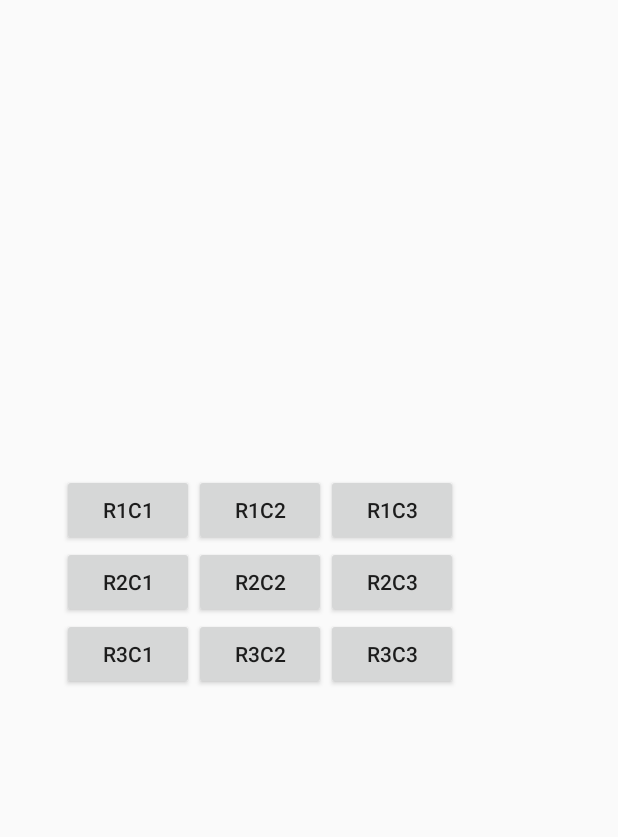
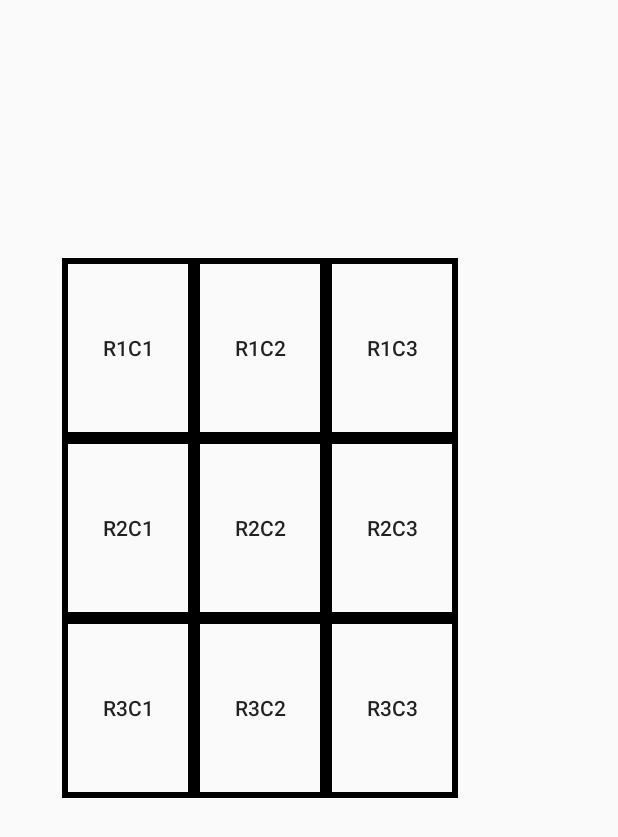
Before and after one commit to connor-dean/PitchersEye, an Android app: the TaggingActivity screen opened directly, with no data from a screen before it, on a phone screen of 412 x 824 dp. Shown: the top 837 px of the screen. Run offline under Robolectric (Android 15) with nearby library versions, the phone set to English and light mode, and no system bars.

Commit message:
Grid looks slightly better

```diff
--- /dev/null
+++ b/app/src/main/res/drawable/grid_button.xml
@@ -0,0 +1,13 @@
+<?xml version="1.0" encoding="utf-8"?>
+<selector xmlns:android="http://schemas.android.com/apk/res/android">
+
+    <item>
+        <shape>
+            <stroke android:width="4dp" android:color="#000000" />
+            <solid android:color="@android:color/transparent" />
+            <size android:height="120dp" />
+            <size android:width="60dp" />
+        </shape>
+    </item>
+
+</selector>
--- a/app/src/main/res/layout/activity_tagging.xml
+++ b/app/src/main/res/layout/activity_tagging.xml
@@ -52,6 +52,7 @@
 
 
     <Button
+        android:background="@drawable/grid_button"
         android:id="@+id/btnR1C1"
         android:text="R1C1"
         android:layout_width="wrap_content"
@@ -60,6 +61,7 @@
         app:layout_constraintBottom_toTopOf="@+id/btnR2C1" />
 
     <Button
+        android:background="@drawable/grid_button"
         android:id="@+id/btnR1C2"
         android:layout_width="wrap_content"
         android:layout_height="wrap_content"
@@ -68,6 +70,7 @@
         app:layout_constraintLeft_toRightOf="@+id/btnR1C1" />
 
     <Button
+        android:background="@drawable/grid_button"
         android:id="@+id/brnR1C3"
         android:text="R1C3"
         android:layout_width="wrap_content"
@@ -76,6 +79,7 @@
         app:layout_constraintBottom_toTopOf="@id/btnR2C3"/>
 
     <Button
+        android:background="@drawable/grid_button"
         android:id="@+id/btnR2C1"
         android:text="R2C1"
         android:layout_width="wrap_content"
@@ -84,6 +88,7 @@
         app:layout_constraintBottom_toTopOf="@+id/guideline" />
 
     <Button
+        android:background="@drawable/grid_button"
         android:id="@+id/btnR2C2"
         android:text="R2C2"
         android:layout_width="wrap_content"
@@ -92,6 +97,7 @@
         app:layout_constraintLeft_toRightOf="@id/btnR2C1" />
 
     <Button
+        android:background="@drawable/grid_button"
         android:id="@+id/btnR2C3"
         android:layout_width="wrap_content"
         android:layout_height="wrap_content"
@@ -100,6 +106,7 @@
         app:layout_constraintBottom_toTopOf="@+id/guideline"/>
 
     <Button
+        android:background="@drawable/grid_button"
         android:id="@+id/btnR3C1"
         android:text="R3C1"
         android:layout_width="wrap_content"
@@ -108,6 +115,7 @@
         app:layout_constraintTop_toBottomOf="@id/btnR2C1" />
 
     <Button
+        android:background="@drawable/grid_button"
         android:id="@+id/btnR3C2"
         android:text="R3C2"
         android:layout_width="wrap_content"
@@ -116,6 +124,7 @@
         app:layout_constraintTop_toBottomOf="@id/btnR2C2" />
 
     <Button
+        android:background="@drawable/grid_button"
         android:id="@+id/btnR3C3"
         android:text="R3C3"
         android:layout_width="wrap_content"
```
